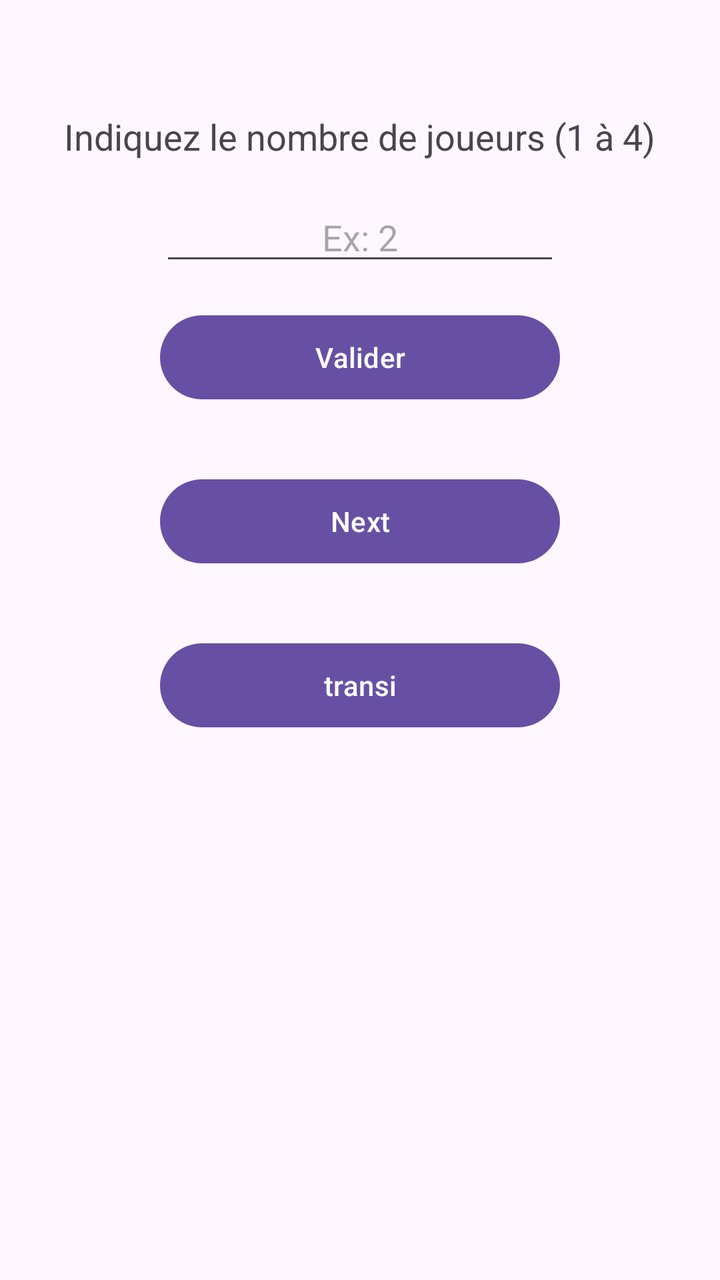
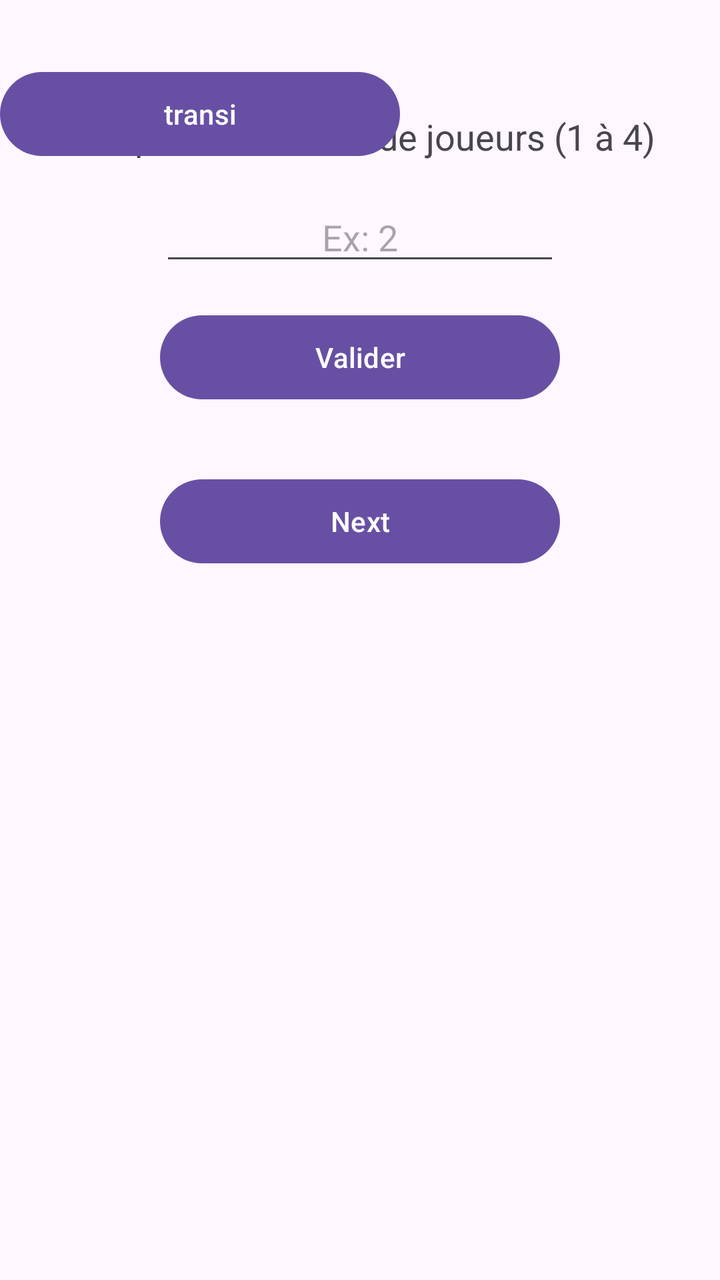

An Android layout rendered at two revisions. The XML below is the earlier revision; the diff shows what the commit changed to produce the second picture.
<!-- AndroidManifest.xml: application theme Theme.Pushforce -->
<!-- res/layout/activity_main.xml -->
<?xml version="1.0" encoding="utf-8"?>
<FrameLayout
    xmlns:android="http://schemas.android.com/apk/res/android"
    xmlns:tools="http://schemas.android.com/tools"
    android:id="@+id/main"
    android:layout_width="match_parent"
    android:layout_height="match_parent"
    android:fitsSystemWindows="true"
    tools:context=".MainActivity">

    <LinearLayout
        android:id="@+id/Page_accueil"
        android:layout_width="match_parent"
        android:layout_height="match_parent"
        android:orientation="vertical"
        android:gravity="center_horizontal"
        android:padding="16dp">

        <TextView
            android:id="@+id/Texte_indication"
            android:layout_width="wrap_content"
            android:layout_height="wrap_content"
            android:layout_marginTop="40dp"
            android:text="Indiquez le nombre de joueurs (1 à 4)"
            android:textSize="18sp" />

        <EditText
            android:id="@+id/Input_nb_joueur"
            android:layout_width="200dp"
            android:layout_height="wrap_content"
            android:layout_marginTop="16dp"
            android:gravity="center"
            android:hint="Ex: 2"
            android:inputType="number" />

        <Button
            android:id="@+id/Bouton_nb_joueur"
            android:layout_width="200dp"
            android:layout_height="50dp"
            android:layout_marginTop="16dp"
            android:text="Valider" />

        <EditText
            android:id="@+id/Input_Nom_J1"
            android:layout_width="match_parent"
            android:layout_height="wrap_content"
            android:layout_marginTop="24dp"
            android:hint="Player 1 : Name"
            android:visibility="gone" />

        <EditText
            android:id="@+id/Input_Nom_J2"
            android:layout_width="match_parent"
            android:layout_height="wrap_content"
            android:layout_marginTop="8dp"
            android:hint="Player 2 : Name"
            android:visibility="gone" />

        <EditText
            android:id="@+id/Input_Nom_J3"
            android:layout_width="match_parent"
            android:layout_height="wrap_content"
            android:layout_marginTop="8dp"
            android:hint="Player 3 : Name"
            android:visibility="gone" />

        <EditText
            android:id="@+id/Input_Nom_J4"
            android:layout_width="match_parent"
            android:layout_height="wrap_content"
            android:layout_marginTop="8dp"
            android:hint="Player 4 : Name"
            android:visibility="gone" />

        <Button
            android:id="@+id/Bouton_next"
            android:layout_width="200dp"
            android:layout_height="50dp"
            android:layout_marginTop="32dp"
            android:text="Next" />

        <Button
            android:id="@+id/Bouton_transi"
            android:layout_width="200dp"
            android:layout_height="50dp"
            android:layout_marginTop="32dp"
            android:text="transi" />
    </LinearLayout>

    <LinearLayout
        android:id="@+id/Layer_1_Joueur"
        android:layout_width="match_parent"
        android:layout_height="match_parent"
        android:orientation="vertical"
        android:gravity="center"
        android:padding="16dp"
        android:visibility="gone">

        <Button
            android:id="@+id/Bouton_Layer_1"
            android:layout_width="200dp"
            android:layout_height="50dp"
            android:text="Choisir une playlist" />
    </LinearLayout>

    <LinearLayout
        android:id="@+id/Layer_2_Joueurs"
        android:layout_width="match_parent"
        android:layout_height="match_parent"
        android:orientation="vertical"
        android:gravity="center"
        android:padding="16dp"
        android:visibility="gone">

        <Button
            android:id="@+id/Bouton_Layer_2"
            android:layout_width="200dp"
            android:layout_height="50dp"
            android:text="Choisir une playlist" />
    </LinearLayout>

    <LinearLayout
        android:id="@+id/Layer_3_Joueurs"
        android:layout_width="match_parent"
        android:layout_height="match_parent"
        android:orientation="vertical"
        android:gravity="center"
        android:padding="16dp"
        android:visibility="gone">

        <Button
            android:id="@+id/Bouton_Layer_3"
            android:layout_width="200dp"
            android:layout_height="50dp"
            android:text="Choisir une playlist" />
    </LinearLayout>

    <LinearLayout
        android:id="@+id/Layer_4_Joueurs"
        android:layout_width="match_parent"
        android:layout_height="match_parent"
        android:orientation="vertical"
        android:gravity="center"
        android:padding="16dp"
        android:visibility="gone">

        <Button
            android:id="@+id/Bouton_Layer_4"
            android:layout_width="200dp"
            android:layout_height="50dp"
            android:text="Choisir une playlist" />
    </LinearLayout>

</FrameLayout>
<!-- resources referenced by this layout -->
<resources>
  <style name="Theme.Pushforce" parent="Base.Theme.Pushforce" />
  <style name="Base.Theme.Pushforce" parent="Theme.Material3.DayNight.NoActionBar">
          
          
      </style>
</resources>

<!-- the commit's change to res/layout/activity_main.xml (unified diff, before → after) -->
@@ -79,12 +79,7 @@
             android:layout_marginTop="32dp"
             android:text="Next" />
 
-        <Button
-            android:id="@+id/Bouton_transi"
-            android:layout_width="200dp"
-            android:layout_height="50dp"
-            android:layout_marginTop="32dp"
-            android:text="transi" />
+
     </LinearLayout>
 
     <LinearLayout
@@ -101,6 +96,8 @@
             android:layout_width="200dp"
             android:layout_height="50dp"
             android:text="Choisir une playlist" />
+
+
     </LinearLayout>
 
     <LinearLayout
@@ -151,4 +148,11 @@
             android:text="Choisir une playlist" />
     </LinearLayout>
 
+    <Button
+        android:id="@+id/Bouton_transi"
+        android:layout_width="200dp"
+        android:layout_height="50dp"
+        android:layout_marginTop="32dp"
+        android:text="transi" />
+
 </FrameLayout>
